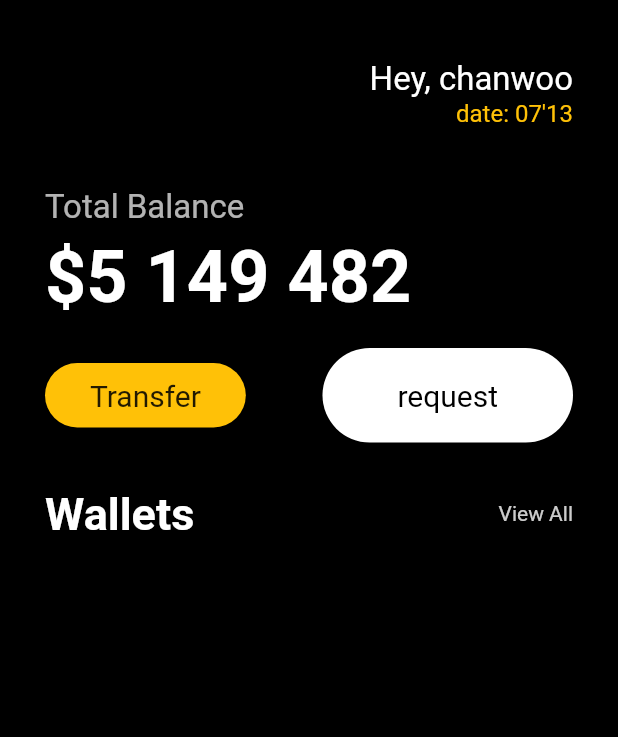
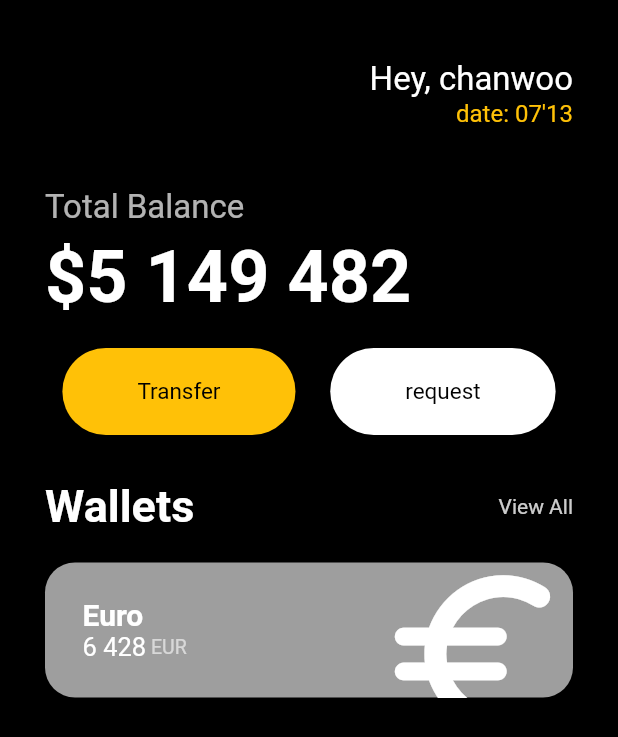
Before and after one commit to POONGNHA/toonfiex, a Flutter app: the screen it shows after launch, on a phone screen of 412 x 824 dp. Shown: the top 737 px of the screen. Run offline on Flutter 3.47's test engine with Material 2 defaults, Android fonts, the phone set to English and light mode, and no system bars.

Commit message:
making Card Component

```diff
--- a/lib/main.dart
+++ b/lib/main.dart
@@ -69,25 +69,14 @@ class App extends StatelessWidget {
                   const SizedBox(
                     height: 20,
                   ),
-                  Row(
-                    mainAxisAlignment: MainAxisAlignment.spaceBetween,
+                  const Row(
+                    mainAxisAlignment: MainAxisAlignment.spaceAround,
                     children: [
-                      Container(
-                        decoration: BoxDecoration(
-                            color: Colors.amber,
-                            borderRadius: BorderRadius.circular(55)),
-                        child: const Padding(
-                          padding: EdgeInsets.symmetric(
-                            vertical: 10,
-                            horizontal: 30,
-                          ),
-                          child: Text(
-                            'Transfer',
-                            style: TextStyle(fontSize: 20),
-                          ),
-                        ),
-                      ),
-                      const Button(
+                      Button(
+                          text: "Transfer",
+                          bgColor: Colors.amber,
+                          textColor: Colors.black),
+                      Button(
                           text: "request",
                           bgColor: Colors.white,
                           textColor: Colors.black)
@@ -115,8 +104,68 @@ class App extends StatelessWidget {
                     ],
                   ),
                   const SizedBox(height: 20),
+                  Container(
+                    clipBehavior: Clip.hardEdge,
+                    decoration: BoxDecoration(
+                      color: Colors.grey,
+                      borderRadius: BorderRadius.circular(20),
+                    ),
+                    child: Padding(
+                      padding: const EdgeInsets.symmetric(
+                        vertical: 10,
+                        horizontal: 25,
+                      ),
+                      child: Row(
+                        mainAxisAlignment: MainAxisAlignment.spaceBetween,
+                        children: [
+                          const Column(
+                            crossAxisAlignment: CrossAxisAlignment.start,
+                            children: [
+                              Text(
+                                'Euro',
+                                style: TextStyle(
+                                    color: Colors.white,
+                                    fontSize: 20,
+                                    fontWeight: FontWeight.w600),
+                              ),
+                              Row(
+                                children: [
+                                  SizedBox(
+                                    height: 7,
+                                  ),
+                                  Text(
+                                    '6 428',
+                                    style: TextStyle(
+                                        color: Colors.white, fontSize: 17),
+                                  ),
+                                  Text(
+                                    ' EUR',
+                                    style: TextStyle(
+                                      color: Colors.white60,
+                                      fontSize: 13,
+                                    ),
+                                  ),
+                                ],
+                              ),
+                            ],
+                          ),
+                          Transform.scale(
+                            scale: 2,
+                            child: Transform.translate(
+                              offset: const Offset(-2, 8),
+                              child: const Icon(
+                                Icons.euro_rounded,
+                                color: Colors.white,
+                                size: 70,
+                              ),
+                            ),
+                          ),
+                        ],
+                      ),
+                    ),
+                  ),
                 ],
-              )
+              ),
             ],
           ),
         ),
--- a/lib/widget/button.dart
+++ b/lib/widget/button.dart
@@ -23,10 +23,9 @@ class Button extends StatelessWidget {
         ),
         child: Text(
           text,
-          style: TextStyle(fontSize: 20, color: textColor),
+          style: TextStyle(fontSize: 15, color: textColor),
         ),
       ),
     );
-    throw UnimplementedError();
   }
 }
```
